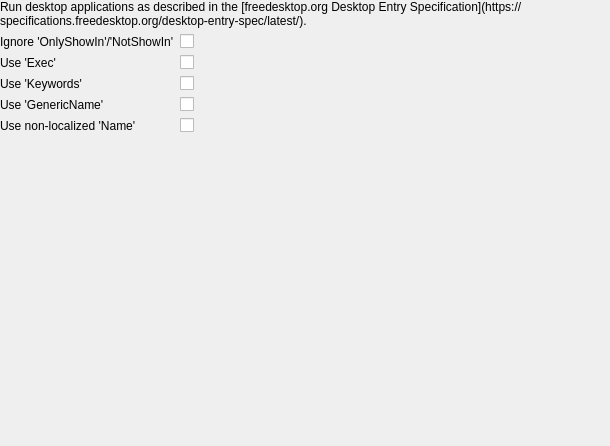
The window that applications/src/xdg/configwidget.ui (albertlauncher/plugins) describes before a commit, drawn with Qt 5.
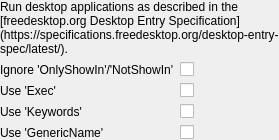
The same window after the commit.

Commit message: [applications] Add minor settings widget improvements

```diff
--- a/applications/src/xdg/configwidget.ui
+++ b/applications/src/xdg/configwidget.ui
@@ -2,14 +2,6 @@
 <ui version="4.0">
  <class>ConfigWidget</class>
  <widget class="QWidget" name="ConfigWidget">
-  <property name="geometry">
-   <rect>
-    <x>0</x>
-    <y>0</y>
-    <width>610</width>
-    <height>446</height>
-   </rect>
-  </property>
   <layout class="QVBoxLayout" name="verticallayout_2">
    <property name="leftMargin">
     <number>0</number>
@@ -121,26 +113,6 @@
        </property>
       </widget>
      </item>
-     <item row="4" column="0">
-      <widget class="QLabel" name="label_6">
-       <property name="text">
-        <string>Use non-localized 'Name'</string>
-       </property>
-      </widget>
-     </item>
-     <item row="4" column="1">
-      <widget class="QCheckBox" name="checkBox_useNonLocalizedName">
-       <property name="sizePolicy">
-        <sizepolicy hsizetype="Fixed" vsizetype="Fixed">
-         <horstretch>0</horstretch>
-         <verstretch>0</verstretch>
-        </sizepolicy>
-       </property>
-       <property name="text">
-        <string/>
-       </property>
-      </widget>
-     </item>
     </layout>
    </item>
    <item>
```
Left out of the diff: 4 changed lines with no effect on the pictures. The commit also changes 2 other files.
